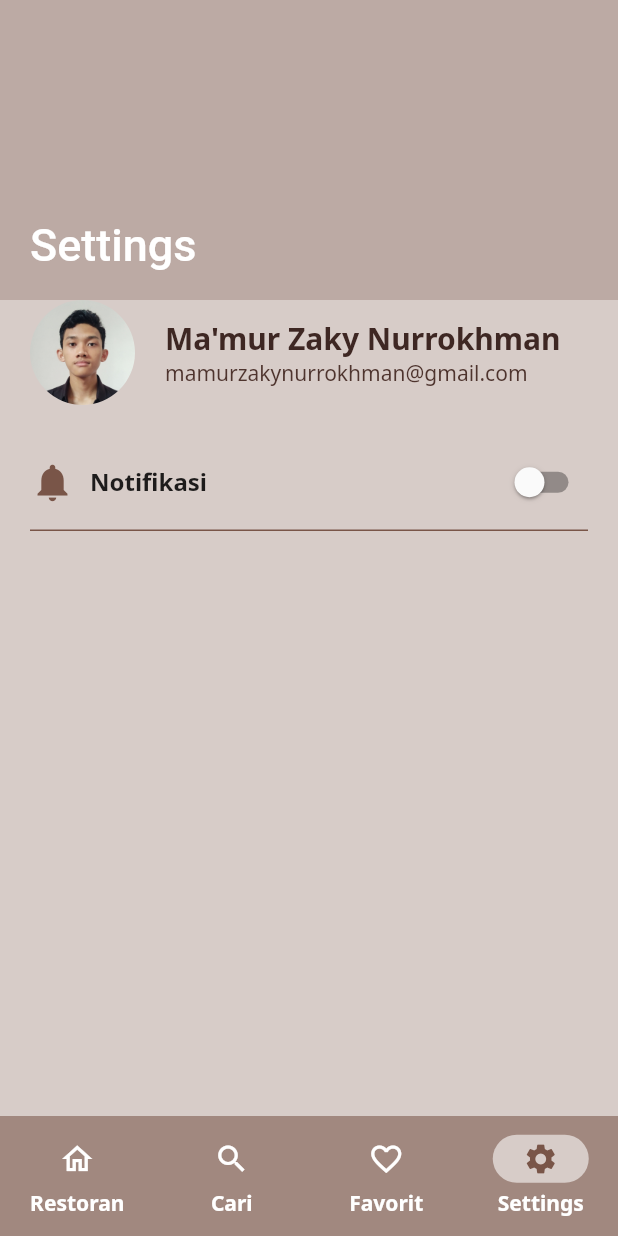
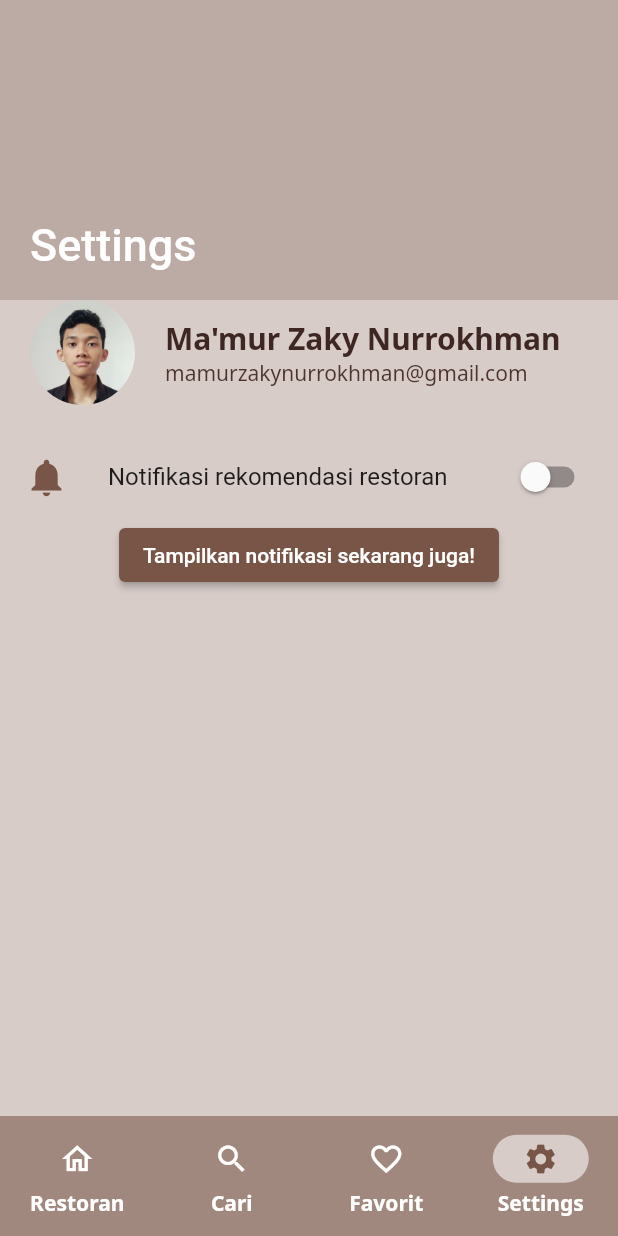
Before and after one commit to zakymzn/dicoding-restaurant_app, a Flutter app: the screen it shows after launch, item 4 of the bottom bar chosen, on a phone screen of 412 x 824 dp. Run offline on Flutter 3.47's test engine with Material 2 defaults, Android fonts, the light colour scheme and no system bars; our stand-ins replace connectivity_plus, flutter_local_notifications, fluttertoast, google_fonts, material_design_icons_flutter and 3 more; missing offline and left inert: android_alarm_manager_plus, dart:ffi; accounts and stored records are empty; network calls fail.

Commit message:
Menambahkan fungsi fitur notifikasi rekomendasi restoran

```diff
--- a/lib/main.dart
+++ b/lib/main.dart
@@ -1,3 +1,4 @@
+import 'package:android_alarm_manager_plus/android_alarm_manager_plus.dart';
 import 'package:dicoding_restaurant_app/api/restaurant_api.dart';
 import 'package:dicoding_restaurant_app/db/database_helper.dart';
 import 'package:dicoding_restaurant_app/pages/profile_page.dart';
@@ -5,14 +6,31 @@ import 'package:dicoding_restaurant_app/providers/database_provider.dart';
 import 'package:dicoding_restaurant_app/providers/favorite_button_provider.dart';
 import 'package:dicoding_restaurant_app/providers/restaurant_list_provider.dart';
 import 'package:dicoding_restaurant_app/providers/restaurant_search_provider.dart';
+import 'package:dicoding_restaurant_app/providers/scheduling_provider.dart';
 import 'package:dicoding_restaurant_app/providers/settings_provider.dart';
+import 'package:dicoding_restaurant_app/utility/background_service.dart';
+import 'package:dicoding_restaurant_app/utility/notification_helper.dart';
 import 'package:flutter/material.dart';
+import 'package:flutter_local_notifications/flutter_local_notifications.dart';
 import 'package:google_fonts/google_fonts.dart';
 import 'package:dicoding_restaurant_app/pages/main_page.dart';
 import 'package:dicoding_restaurant_app/pages/detail_page.dart';
 import 'package:provider/provider.dart';
 
-void main() {
+final FlutterLocalNotificationsPlugin flutterLocalNotificationsPlugin =
+    FlutterLocalNotificationsPlugin();
+
+Future<void> main() async {
+  WidgetsFlutterBinding.ensureInitialized();
+
+  final NotificationHelper _notificationHelper = NotificationHelper();
+  final BackgroundService _service = BackgroundService();
+
+  _service.initializeIsolate();
+
+  await AndroidAlarmManager.initialize();
+  await _notificationHelper.initNotifications(flutterLocalNotificationsPlugin);
+
   runApp(const RestaurantApp());
 }
 
@@ -42,7 +60,10 @@ class RestaurantApp extends StatelessWidget {
         ChangeNotifierProvider(
           create: (context) =>
               DatabaseProvider(databaseHelper: DatabaseHelper()),
-        )
+        ),
+        ChangeNotifierProvider<SchedulingProvider>(
+          create: (context) => SchedulingProvider(),
+        ),
       ],
       child: MaterialApp(
         title: "Restaurant App",
--- a/lib/pages/settings_page.dart
+++ b/lib/pages/settings_page.dart
@@ -1,7 +1,11 @@
 import 'package:dicoding_restaurant_app/data/profile_data.dart';
+import 'package:dicoding_restaurant_app/main.dart';
 import 'package:dicoding_restaurant_app/pages/profile_page.dart';
+import 'package:dicoding_restaurant_app/providers/scheduling_provider.dart';
 import 'package:dicoding_restaurant_app/providers/settings_provider.dart';
+import 'package:dicoding_restaurant_app/utility/notification_helper.dart';
 import 'package:flutter/material.dart';
+import 'package:fluttertoast/fluttertoast.dart';
 import 'package:provider/provider.dart';
 
 class SettingsPage extends StatelessWidget {
@@ -75,53 +79,50 @@ class SettingsPage extends StatelessWidget {
           const SizedBox(
             height: 20,
           ),
-          Padding(
-            padding: const EdgeInsets.symmetric(horizontal: 20),
-            child: Container(
-              height: 64,
-              decoration: const BoxDecoration(
-                border: BorderDirectional(
-                  bottom: BorderSide(
-                    width: 1,
-                    color: Colors.brown,
-                  ),
-                ),
-              ),
-              child: Row(
-                mainAxisAlignment: MainAxisAlignment.spaceBetween,
-                children: [
-                  Row(
-                    mainAxisAlignment: MainAxisAlignment.start,
-                    children: [
-                      const Icon(
+          Consumer<SettingsProvider>(
+            builder: (context, provider, child) {
+              return ListTile(
+                leading: Icon(
                   Icons.notifications,
                   color: Colors.brown,
                   size: 30,
                 ),
-                      const SizedBox(
-                        width: 10,
-                      ),
-                      const Text(
-                        'Notifikasi',
+                title: Text(
+                  'Notifikasi rekomendasi restoran',
                   style: TextStyle(
                     fontSize: 16,
-                          fontWeight: FontWeight.bold,
                   ),
                 ),
-                    ],
-                  ),
-                  Consumer<SettingsProvider>(
-                    builder: (context, notification, _) {
+                trailing: Consumer<SchedulingProvider>(
+                  builder: (context, scheduled, child) {
                     return Switch.adaptive(
-                        value: notification.notificationSwitchCondition,
+                      value: provider.notificationSwitchCondition,
                       onChanged: (value) async {
-                          notification.changeNotificationSwitchCondition(value);
+                        scheduled.scheduledNotification(value);
+                        provider.changeNotificationSwitchCondition(value);
+                        if (value == true) {
+                          Fluttertoast.showToast(
+                            msg: 'Rekomendasi diaktifkan',
+                            gravity: ToastGravity.SNACKBAR,
+                            backgroundColor: Colors.brown,
+                            textColor: Colors.white,
+                          );
+                        }
                       },
                     );
                   },
                 ),
-                ],
+              );
+            },
           ),
+          Center(
+            child: ElevatedButton(
+              onPressed: () async {
+                await NotificationHelper().showNotification(
+                  flutterLocalNotificationsPlugin,
+                );
+              },
+              child: Text('Tampilkan notifikasi sekarang juga!'),
             ),
           ),
         ],
--- /dev/null
+++ b/lib/utility/custom_navigation.dart
@@ -0,0 +1,11 @@
+import 'package:flutter/material.dart';
+
+final GlobalKey<NavigatorState> navigatorKey = GlobalKey<NavigatorState>();
+
+class Navigation {
+  static intentWithData(String routeName, Object arguments) {
+    navigatorKey.currentState?.pushNamed(routeName, arguments: arguments);
+  }
+
+  static back() => navigatorKey.currentState?.pop();
+}
--- a/pubspec.yaml
+++ b/pubspec.yaml
@@ -49,6 +49,8 @@ dependencies:
   sqflite: ^2.1.0
   rxdart: ^0.27.5
   flutter_staggered_grid_view: ^0.6.2
+  intl: ^0.17.0
+  path_provider: ^2.0.11
 
 dev_dependencies:
   flutter_test:
```
Also changed, not shown: lib/providers/scheduling_provider.dart (+27 -0 lines), lib/utility/background_service.dart (+6 -1 lines), lib/utility/date_time_helper.dart (added, +24 -0 lines), lib/utility/notification_helper.dart (+77 -7 lines), pubspec.lock. Lines whose indentation alone changed are shown as unchanged.
